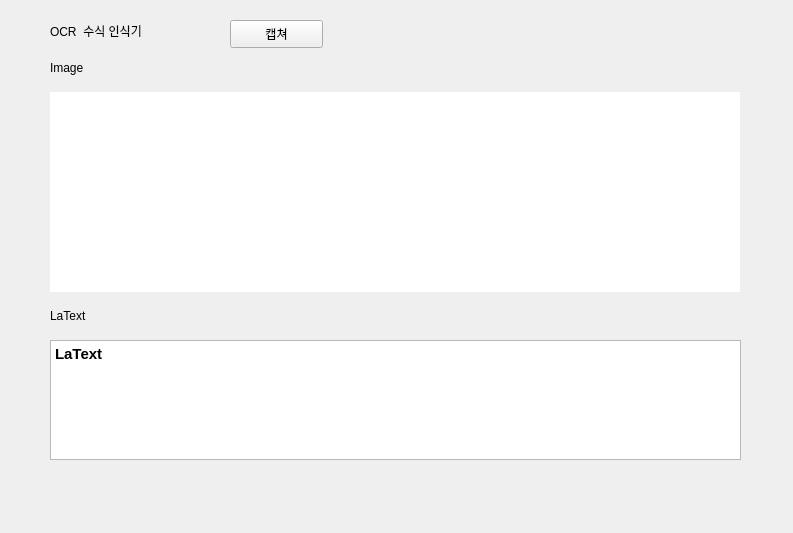
This is ocrec/main.ui in bcaitech1/p4-fr-connectnet as Qt 5 draws it before an edit. The edited form follows.
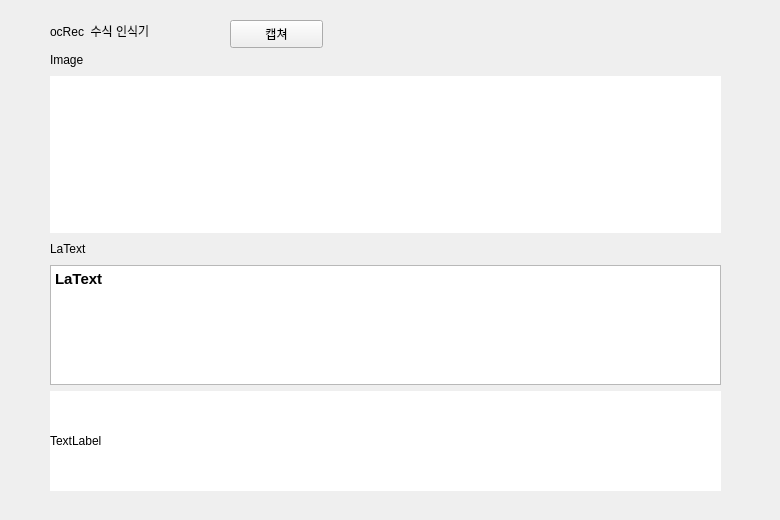
This is the edited form. Icons and pictures are not drawn.

```diff
--- a/ocrec/main.ui
+++ b/ocrec/main.ui
@@ -6,8 +6,8 @@
    <rect>
     <x>0</x>
     <y>0</y>
-    <width>793</width>
-    <height>533</height>
+    <width>780</width>
+    <height>520</height>
    </rect>
   </property>
   <property name="windowTitle">
@@ -27,7 +27,7 @@
      <string notr="true">font: 12pt &quot;Arial&quot;;</string>
     </property>
     <property name="text">
-     <string>OCR  수식 인식기</string>
+     <string>ocRec  수식 인식기</string>
     </property>
    </widget>
    <widget class="QPushButton" name="pushButton">
@@ -48,8 +48,8 @@
      <rect>
       <x>50</x>
       <y>50</y>
-      <width>691</width>
-      <height>419</height>
+      <width>671</width>
+      <height>441</height>
      </rect>
     </property>
     <layout class="QVBoxLayout" name="verticalLayout_2">
@@ -115,8 +115,24 @@
         <string>&lt;!DOCTYPE HTML PUBLIC &quot;-//W3C//DTD HTML 4.0//EN&quot; &quot;http://www.w3.org/TR/REC-html40/strict.dtd&quot;&gt;
 &lt;html&gt;&lt;head&gt;&lt;meta name=&quot;qrichtext&quot; content=&quot;1&quot; /&gt;&lt;style type=&quot;text/css&quot;&gt;
 p, li { white-space: pre-wrap; }
-&lt;/style&gt;&lt;/head&gt;&lt;body style=&quot; font-family:'Arial'; font-size:11pt; font-weight:600; font-style:normal;&quot;&gt;
-&lt;p style=&quot; margin-top:0px; margin-bottom:0px; margin-left:0px; margin-right:0px; -qt-block-indent:0; text-indent:0px;&quot;&gt;&lt;span style=&quot; font-family:'Gulim';&quot;&gt;LaText&lt;/span&gt;&lt;/p&gt;&lt;/body&gt;&lt;/html&gt;</string>
+&lt;/style&gt;&lt;/head&gt;&lt;body style=&quot; font-family:'Arial'; font-size:12pt; font-weight:600; font-style:normal;&quot;&gt;
+&lt;p style=&quot; margin-top:0px; margin-bottom:0px; margin-left:0px; margin-right:0px; -qt-block-indent:0; text-indent:0px;&quot;&gt;&lt;span style=&quot; font-family:'Gulim'; font-size:11pt;&quot;&gt;LaText&lt;/span&gt;&lt;/p&gt;&lt;/body&gt;&lt;/html&gt;</string>
+       </property>
+      </widget>
+     </item>
+     <item>
+      <widget class="QLabel" name="check">
+       <property name="maximumSize">
+        <size>
+         <width>16777215</width>
+         <height>100</height>
+        </size>
+       </property>
+       <property name="styleSheet">
+        <string notr="true">background:rgb(255,255,255)</string>
+       </property>
+       <property name="text">
+        <string>TextLabel</string>
        </property>
       </widget>
      </item>
```
Left out of the diff: 6 changed lines with no effect on the pictures.
